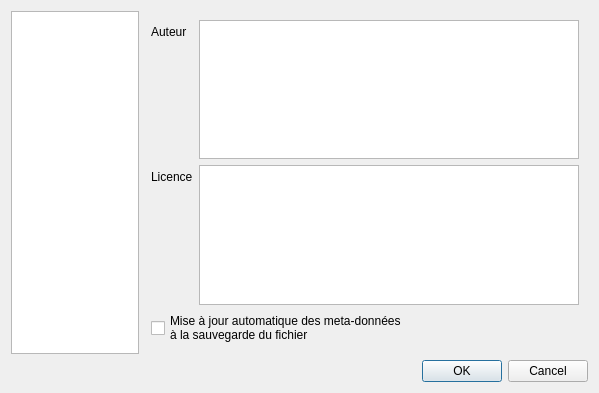
Above: src/uis/properties.ui from O3PRM/O3PRMEditor before the change. Below: the same form after it.
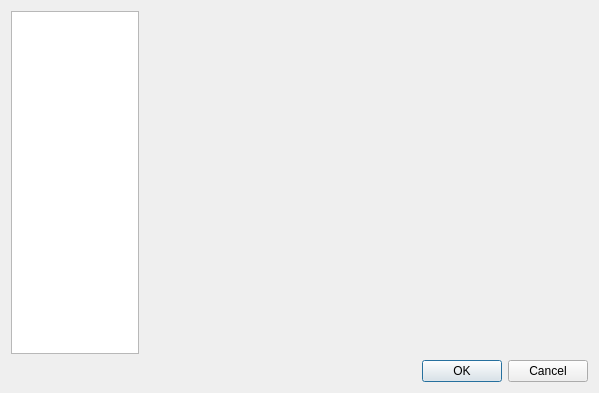
That is the form after the change. The open tabs and pages were chosen to show the change. Icons and pictures are not drawn. Custom widgets are drawn as their Qt base class.

Diff of the .ui file:
```diff
--- a/src/uis/properties.ui
+++ b/src/uis/properties.ui
@@ -215,43 +215,7 @@
         </layout>
        </widget>
        <widget class="QWidget" name="pageMetadata">
-        <layout class="QVBoxLayout" name="verticalLayout_3">
-         <item>
-          <layout class="QFormLayout" name="formLayout_2">
-           <item row="0" column="0">
-            <widget class="QLabel" name="label_2">
-             <property name="text">
-              <string>Auteur</string>
-             </property>
-            </widget>
-           </item>
-           <item row="0" column="1">
-            <widget class="QPlainTextEdit" name="auteurPlainText"/>
-           </item>
-           <item row="1" column="0">
-            <widget class="QLabel" name="label_3">
-             <property name="text">
-              <string>Licence</string>
-             </property>
-            </widget>
-           </item>
-           <item row="1" column="1">
-            <widget class="QPlainTextEdit" name="licencePlainText"/>
-           </item>
-          </layout>
-         </item>
-         <item>
-          <widget class="QCheckBox" name="dateCheck">
-           <property name="text">
-            <string>Mise à jour automatique des meta-données
-à la sauvegarde du fichier</string>
-           </property>
-           <property name="tristate">
-            <bool>false</bool>
-           </property>
-          </widget>
-         </item>
-        </layout>
+        <layout class="QVBoxLayout" name="verticalLayout_3"/>
        </widget>
       </widget>
      </item>
```
Left out of the diff: 2 changed lines with no effect on the pictures.
